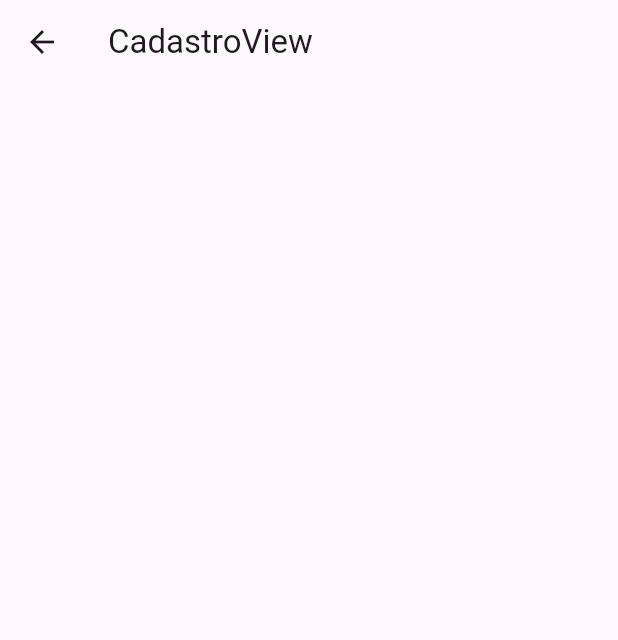
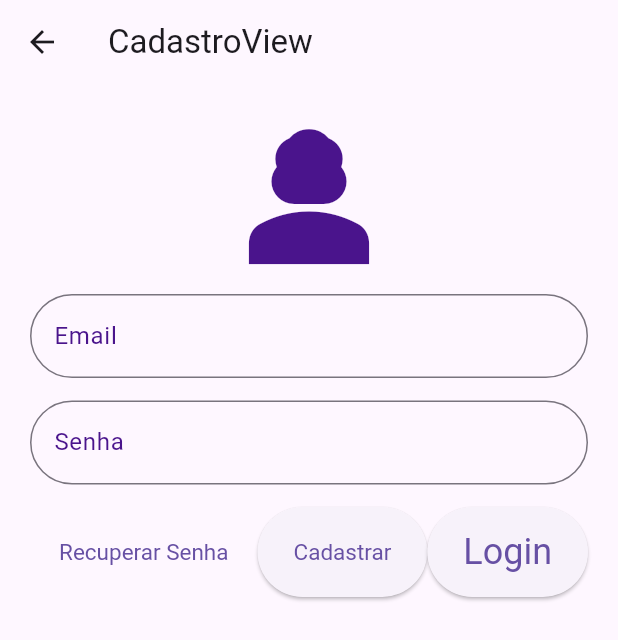
Before and after one commit to venturiniduda/flutter_application_5, a Flutter app: the CadastroView screen opened by its route, on a phone screen of 412 x 824 dp. Shown: the top 640 px of the screen. Run offline on Flutter 3.47's test engine with Material 3 defaults, Android fonts, the phone set to English and light mode, and no system bars; our stand-ins replace device_preview.

Commit message:
Modificações

```diff
--- a/lib/view/cadastro.dart
+++ b/lib/view/cadastro.dart
@@ -8,11 +8,127 @@ class CadastroView extends StatefulWidget {
 }
 
 class _CadastroViewState extends State<CadastroView> {
+  final GlobalKey<FormState> formKey = GlobalKey<FormState>();
+
+  // Para salvar as informações recebidas nos TextField:
+  var txtEmail = TextEditingController();
+  var txtSenha = TextEditingController();
+
   @override
   Widget build(BuildContext context) {
     return Scaffold(
-      appBar: AppBar(
-        title: Text('CadastroView'),
+      appBar: AppBar(title: Text('CadastroView')),
+      body: Padding(
+        padding: EdgeInsets.all(20),
+        child: Form(
+          key: formKey,
+          child: Column(
+            children: [
+              Icon(Icons.person_3, size: 120, color: Colors.purple[900]),
+              TextFormField(
+                  controller: txtEmail,
+                  decoration: InputDecoration(
+                    labelText: 'Email',
+                    labelStyle: TextStyle(color: Colors.purple[900]),
+                    hintText: 'exemplo@gmail.com',
+                    border: OutlineInputBorder(
+                      borderRadius: BorderRadius.circular(50.0),
+                    ),
+                  ),
+
+                  // Validação:
+                  validator: (value) {
+                    if (value == null) {
+                      return 'Informe um valor!';
+                    } else if (value.isEmpty) {
+                      return 'Informe um valor!';
+                    }
+                    return null;
+                  }),
+              SizedBox(
+                height: 15,
+              ),
+              TextFormField(
+                  controller: txtSenha,
+                  decoration: InputDecoration(
+                    labelText: 'Senha',
+                    labelStyle: TextStyle(color: Colors.purple[900]),
+                    hintText: 'Insira sua senha!',
+                    border: OutlineInputBorder(
+                      borderRadius: BorderRadius.circular(50.0),
+                    ),
+                  ),
+
+                  // Validação:
+                  validator: (value) {
+                    if (value == null) {
+                      return 'Informe um valor!';
+                    } else if (value.isEmpty) {
+                      return 'Informe um valor!';
+                    }
+                    return null;
+                  }),
+              SizedBox(
+                height: 15,
+              ),
+              Row(
+                crossAxisAlignment: CrossAxisAlignment.center,
+                children: [
+                  Expanded(
+                    child: TextButton(
+                      style: TextButton.styleFrom(
+                        minimumSize: Size(50, 60),
+                        textStyle: TextStyle(fontSize: 15),
+                      ),
+                      // Evento disparado quando o usuário pressiona o botão:
+                      onPressed: () {
+                        // Executa os validadores
+                        if (formKey.currentState!.validate()) {
+                          // Form validado com sucesso!
+                          // Recuperar os valores informados nos campos:
+                          setState(() {});
+                        }
+                      },
+                      child: Text('Recuperar Senha'),
+                    ),
+                  ),
+                  ElevatedButton(
+                    style: ElevatedButton.styleFrom(
+                      minimumSize: Size(50, 60),
+                      textStyle: TextStyle(fontSize: 15),
+                    ),
+                    // Evento disparado quando o usuário pressiona o botão:
+                    onPressed: () {
+                      // Executa os validadores
+                      if (formKey.currentState!.validate()) {
+                        // Form validado com sucesso!
+                        // Recuperar os valores informados nos campos:
+                        setState(() {});
+                      }
+                    },
+                    child: Text('Cadastrar'),
+                  ),
+                  ElevatedButton(
+                    style: ElevatedButton.styleFrom(
+                      minimumSize: Size(50, 60),
+                      textStyle: TextStyle(fontSize: 24),
+                    ),
+                    // Evento disparado quando o usuário pressiona o botão:
+                    onPressed: () {
+                      // Executa os validadores
+                      if (formKey.currentState!.validate()) {
+                        // Form validado com sucesso!
+                        // Recuperar os valores informados nos campos:
+                        setState(() {});
+                      }
+                    },
+                    child: Text('Login'),
+                  ),
+                ],
+              ),
+            ],
+          ),
+        ),
       ),
     );
   }
```
